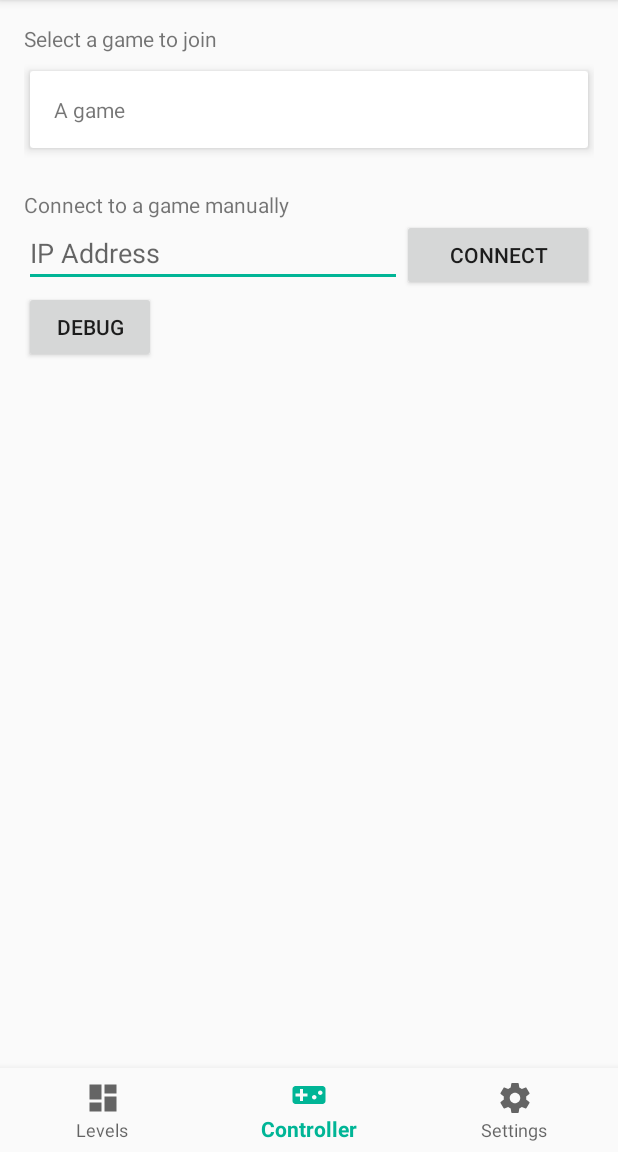
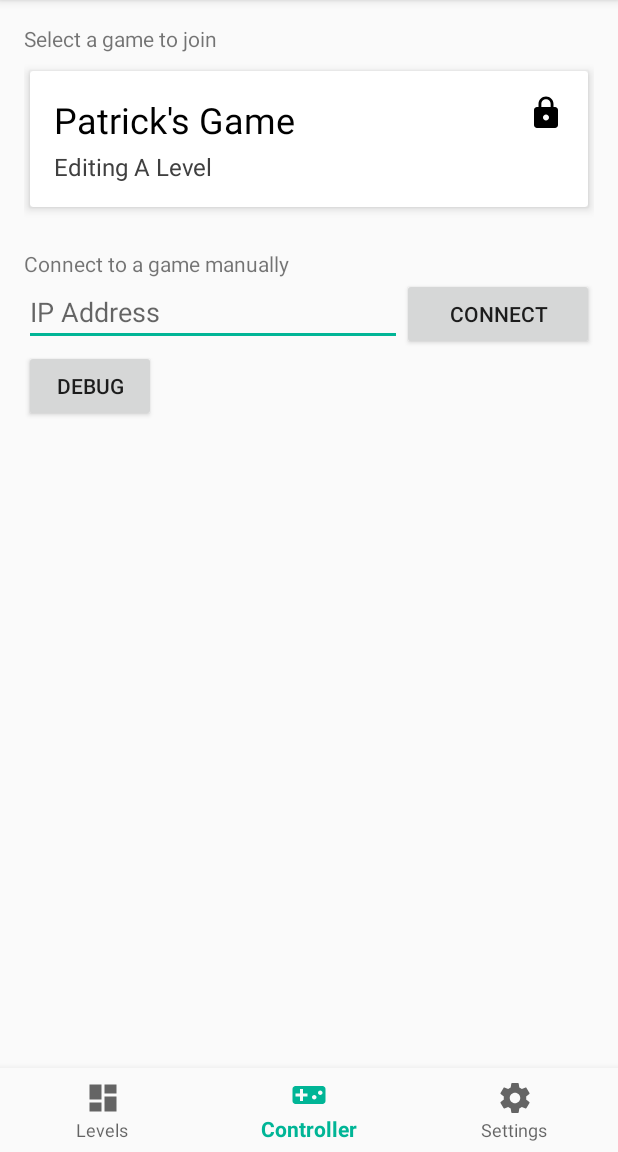
Before and after one commit to blakeyp/cs407-mobile, an Android app: the LevelBrowserActivity screen opened directly, with no data from a screen before it, on a phone screen of 412 x 824 dp, the part 84-1236 px from its top. Run offline under Robolectric (Android 15) with nearby library versions, the phone set to English and light mode, and no system bars.

Commit message:
Started implemetation of game join list.

```diff
--- a/app/src/main/java/project/cs407_mobile/LevelBrowserActivity.java
+++ b/app/src/main/java/project/cs407_mobile/LevelBrowserActivity.java
@@ -5,6 +5,7 @@ import android.os.Bundle;
 import android.support.annotation.NonNull;
 import android.support.design.widget.BottomNavigationView;
 import android.support.v7.app.AppCompatActivity;
+import android.support.v7.widget.CardView;
 import android.util.Log;
 import android.view.MenuItem;
 import android.view.View;
@@ -16,6 +17,8 @@ import android.widget.Toast;
 public class LevelBrowserActivity extends AppCompatActivity {
 
     private android.support.v7.app.ActionBar mActionBar;
+
+    private CardView mgamesFoundContainer;
 
     private Button mIPButton;
     private EditText mIPField;
@@ -52,6 +55,8 @@ public class LevelBrowserActivity extends AppCompatActivity {
         mActionBar = getSupportActionBar();
         mActionBar.setTitle("Patchworks");
         mActionBar.setDisplayHomeAsUpEnabled(false);
+
+        mgamesFoundContainer = (CardView) findViewById(R.id.gamesFound);
 
         buttonDebug = (Button) findViewById(R.id.buttonDebug);   // reference to debug button
 
--- /dev/null
+++ b/app/src/main/res/drawable/ic_lock_black_24dp.xml
@@ -0,0 +1,9 @@
+<vector xmlns:android="http://schemas.android.com/apk/res/android"
+        android:width="24dp"
+        android:height="24dp"
+        android:viewportWidth="24.0"
+        android:viewportHeight="24.0">
+    <path
+        android:fillColor="#FF000000"
+        android:pathData="M18,8h-1L17,6c0,-2.76 -2.24,-5 -5,-5S7,3.24 7,6v2L6,8c-1.1,0 -2,0.9 -2,2v10c0,1.1 0.9,2 2,2h12c1.1,0 2,-0.9 2,-2L20,10c0,-1.1 -0.9,-2 -2,-2zM12,17c-1.1,0 -2,-0.9 -2,-2s0.9,-2 2,-2 2,0.9 2,2 -0.9,2 -2,2zM15.1,8L8.9,8L8.9,6c0,-1.71 1.39,-3.1 3.1,-3.1 1.71,0 3.1,1.39 3.1,3.1v2z"/>
+</vector>
--- a/app/src/main/res/layout/activity_level_browser.xml
+++ b/app/src/main/res/layout/activity_level_browser.xml
@@ -24,7 +24,7 @@
             android:text="Select a game to join" />
 
         <android.support.v7.widget.CardView
-            android:id="@+id/cardViewGames"
+            android:id="@+id/gamesFound"
             android:layout_width="match_parent"
             android:layout_height="wrap_content"
             android:layout_margin="4dp"
@@ -42,7 +42,28 @@
                     android:layout_height="wrap_content"
                     android:layout_alignParentLeft="true"
                     android:layout_alignParentTop="true"
-                    android:text="A game" />
+                    android:text="Patrick's Game"
+                    android:textColor="#000000"
+                    android:textSize="24sp" />
+
+                <TextView
+                    android:id="@+id/GameState"
+                    android:layout_width="wrap_content"
+                    android:layout_height="wrap_content"
+                    android:layout_below="@id/GameName"
+                    android:layout_marginTop="4dp"
+                    android:text="Editing A Level"
+                    android:textColor="#404040"
+                    android:textSize="16sp" />
+
+                <ImageView
+                    android:id="@+id/imageView2"
+                    android:layout_width="wrap_content"
+                    android:layout_height="wrap_content"
+                    android:layout_alignParentEnd="true"
+                    android:layout_alignParentTop="true"
+                    app:srcCompat="@drawable/ic_lock_black_24dp" />
+
 
             </RelativeLayout>
         </android.support.v7.widget.CardView>
```
Also changed, not shown: app/src/main/java/project/cs407_mobile/Game.java (added, +43 -0 lines).
